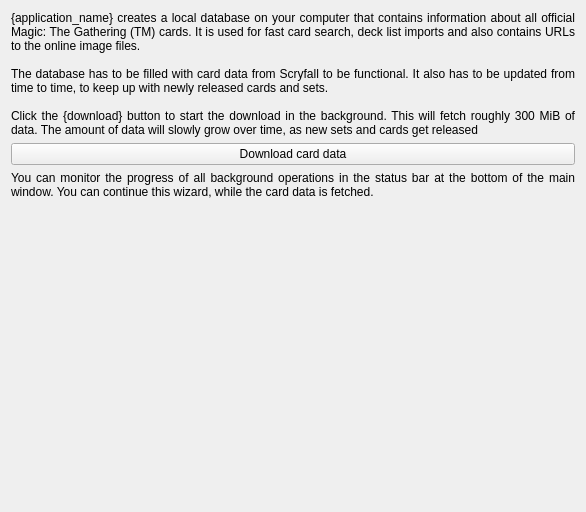
First picture: the form in mtg_proxy_printer/resources/ui/first_start_wizard/card_database_page.ui, repository luziferius/MTGProxyPrinter, before the edit.
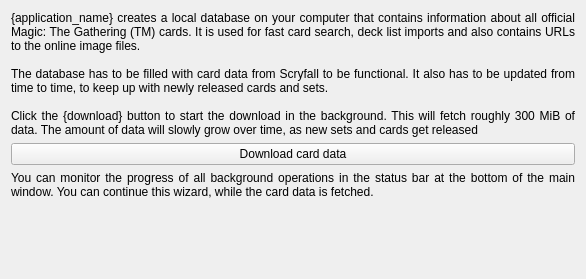
Second picture: the form after the edit. Icons and pictures are not drawn.

Commit message:
Partial implementation of the first launch wizard logic, including unit tests. The wizard includes the option to start downloading card data (requests that via a Qt Signal) and a page to enable automatic update checks.
FossilOrigin-Name: 1f0e8c6ff882c6e37ea60ac4ab534697d58701bc8dcd7d84cea7a707f3660159

What changed in the file:
```diff
--- a/mtg_proxy_printer/resources/ui/first_start_wizard/card_database_page.ui
+++ b/mtg_proxy_printer/resources/ui/first_start_wizard/card_database_page.ui
@@ -7,7 +7,7 @@
     <x>0</x>
     <y>0</y>
     <width>586</width>
-    <height>512</height>
+    <height>279</height>
    </rect>
   </property>
   <property name="windowTitle">
```
The commit also changes 2 other files.
